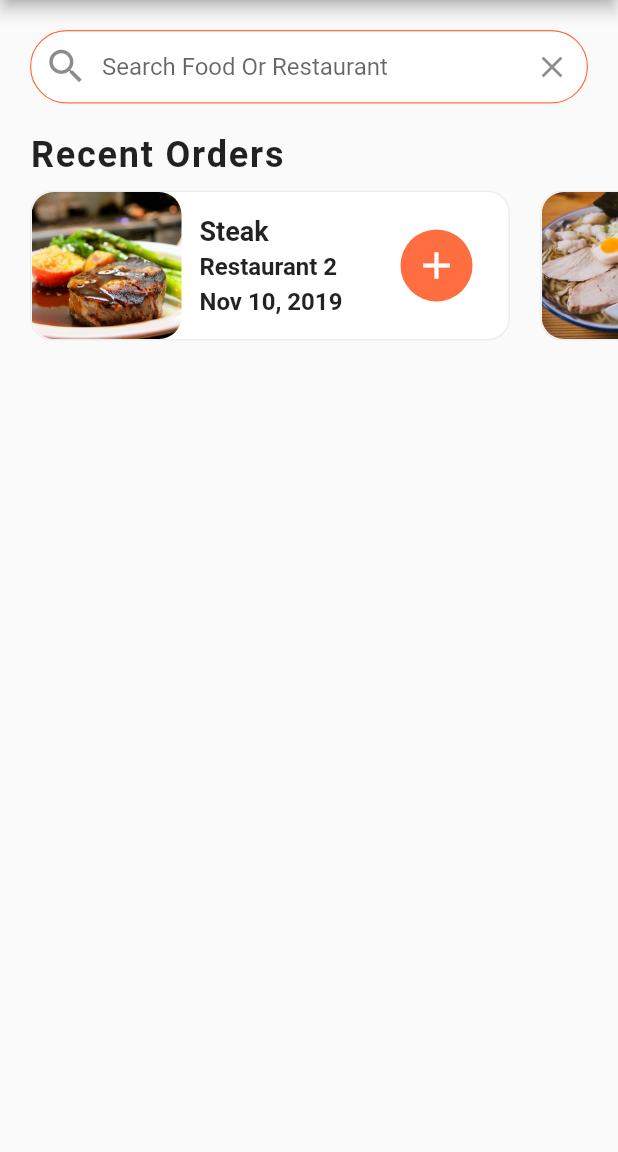
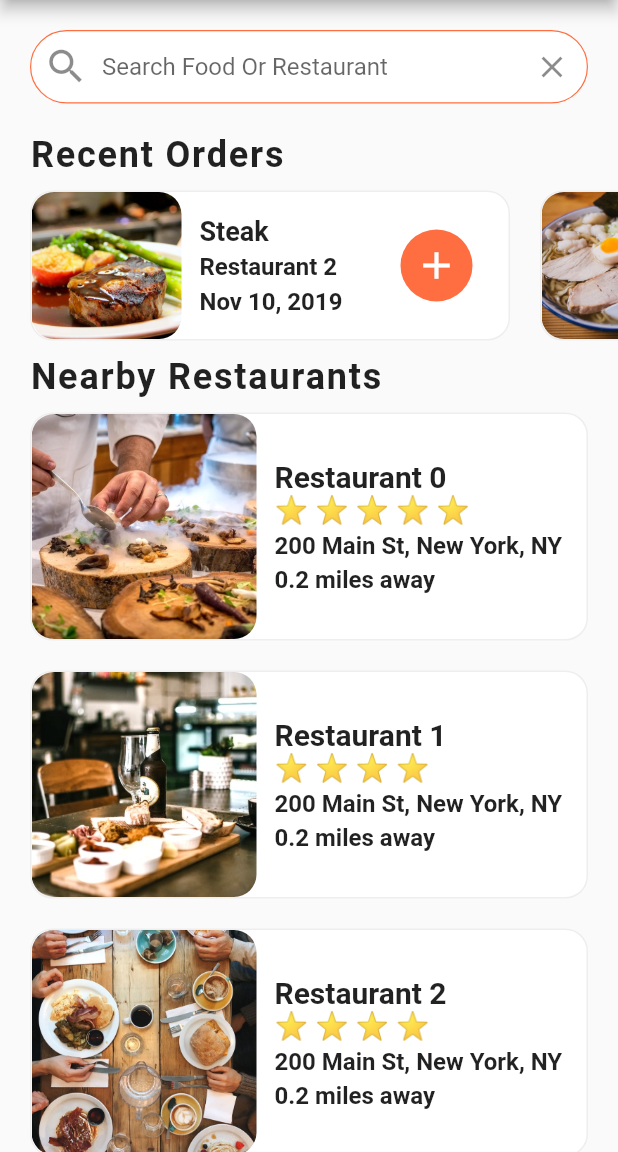
Before and after one commit to mobina-mvd/food_delivery_ui, a Flutter app: the screen it shows after launch, on a phone screen of 412 x 824 dp, the part 84-1236 px from its top. Run offline on Flutter 3.47's test engine with Material 2 defaults, Android fonts, the phone set to English and light mode, and no system bars.

Commit message:
homeScreen is done

```diff
--- a/lib/screens/home_screen.dart
+++ b/lib/screens/home_screen.dart
@@ -1,5 +1,8 @@
 import 'package:flutter/material.dart';
 import 'package:food_delivery_ui/data/data.dart';
+import 'package:food_delivery_ui/model/restaurant.dart';
+import 'package:food_delivery_ui/screens/restaurant_screen.dart';
+import 'package:food_delivery_ui/screens/widgets/rating_stars.dart';
 import 'package:food_delivery_ui/screens/widgets/recent_order.dart';
 
 class HomeScreen extends StatefulWidget {
@@ -66,9 +69,105 @@ class _HomeScreenState extends State<HomeScreen> {
               ),
             ),
           ),
-          RecentOrders(),
+          const RecentOrders(),
+          Column(
+            crossAxisAlignment: CrossAxisAlignment.start,
+            children: [
+              const Padding(
+                padding: EdgeInsets.symmetric(horizontal: 20),
+                child: Text(
+                  'Nearby Restaurants',
+                  style: TextStyle(
+                    fontSize: 24,
+                    fontWeight: FontWeight.w600,
+                    letterSpacing: 1.2,
+                  ),
+                ),
+              ),
+              _builtRestaurant(),
+            ],
+          ),
         ],
       ),
     );
   }
+
+  Widget _builtRestaurant() {
+    List<Widget> restaurantList = [];
+    restaurants.forEach((Restaurant restaurant) {
+      restaurantList.add(
+        GestureDetector(
+          onTap: () => Navigator.of(context).push(MaterialPageRoute(
+            builder: (context) => RestaurantScreen(restaurant: restaurant),
+          )),
+          child: Container(
+            margin: const EdgeInsets.symmetric(horizontal: 20, vertical: 10),
+            decoration: BoxDecoration(
+              color: Colors.white,
+              borderRadius: BorderRadius.circular(15),
+              border: Border.all(
+                width: 1,
+                color: Colors.grey.shade200,
+              ),
+            ),
+            child: Row(
+              children: [
+                ClipRRect(
+                  borderRadius: BorderRadius.circular(15),
+                  child: Image.asset(
+                    restaurant.imageUrl,
+                    width: 150,
+                    height: 150,
+                    fit: BoxFit.cover,
+                  ),
+                ),
+                Expanded(
+                  child: Padding(
+                    padding: const EdgeInsets.all(12.0),
+                    child: Column(
+                      crossAxisAlignment: CrossAxisAlignment.start,
+                      children: [
+                        Text(
+                          restaurant.name,
+                          style: const TextStyle(
+                            fontWeight: FontWeight.bold,
+                            fontSize: 20,
+                            overflow: TextOverflow.ellipsis,
+                          ),
+                        ),
+                        RatingStars(
+                          rating: restaurant.rating,
+                        ),
+                        const SizedBox(height: 4),
+                        Text(
+                          restaurant.address,
+                          style: const TextStyle(
+                            fontSize: 16,
+                            fontWeight: FontWeight.w600,
+                            overflow: TextOverflow.ellipsis,
+                          ),
+                        ),
+                        const SizedBox(height: 4),
+                        const Text(
+                          '0.2 miles away',
+                          style: TextStyle(
+                            fontSize: 16,
+                            fontWeight: FontWeight.w600,
+                            overflow: TextOverflow.ellipsis,
+                          ),
+                        ),
+                      ],
+                    ),
+                  ),
+                ),
+              ],
+            ),
+          ),
+        ),
+      );
+    });
+    return Column(
+      children: restaurantList,
+    );
+  }
 }
--- /dev/null
+++ b/lib/screens/restaurant_screen.dart
@@ -0,0 +1,12 @@
+import 'package:flutter/material.dart';
+import 'package:food_delivery_ui/model/restaurant.dart';
+
+class RestaurantScreen extends StatelessWidget {
+  final Restaurant restaurant;
+  const RestaurantScreen({super.key, required this.restaurant});
+
+  @override
+  Widget build(BuildContext context) {
+    return Container(color: Colors.red);
+  }
+}
--- /dev/null
+++ b/lib/screens/widgets/rating_stars.dart
@@ -0,0 +1,19 @@
+import 'package:flutter/material.dart';
+
+class RatingStars extends StatelessWidget {
+  final int rating;
+  const RatingStars({super.key, required this.rating});
+
+  @override
+  Widget build(BuildContext context) {
+    String star = '';
+    for (var i = 0; i < rating; i++) {
+      star += '⭐ ';
+    }
+    star.trim();
+    return Text(
+      star,
+      style: TextStyle(fontSize: 18),
+    );
+  }
+}
```
